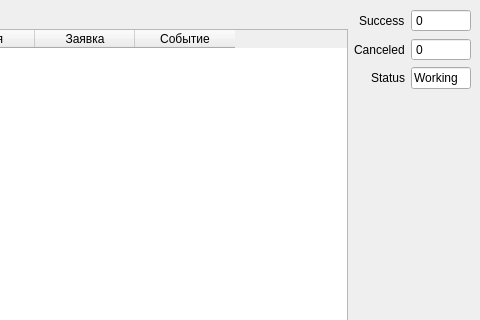
First picture: the form in src/MainWindow/mainWindow.ui, repository Hryapusek/aps-qt, before the edit; both pictures show x 910 to 1390 and y 0 to 320 of the 1390 by 695 pixel window.
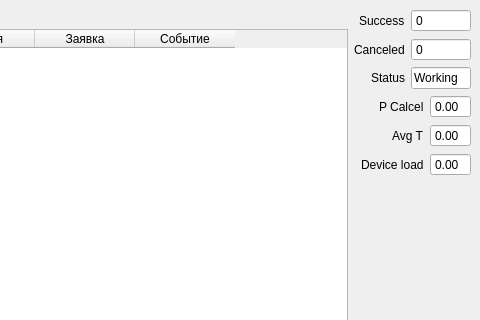
Second picture: the form after the edit.

The edit to the form file:
```diff
--- a/src/MainWindow/mainWindow.ui
+++ b/src/MainWindow/mainWindow.ui
@@ -265,6 +265,108 @@
             </item>
            </layout>
           </item>
+          <item>
+           <layout class="QHBoxLayout" name="horizontalLayout_10">
+            <item>
+             <spacer name="horizontalSpacer_8">
+              <property name="orientation">
+               <enum>Qt::Horizontal</enum>
+              </property>
+              <property name="sizeHint" stdset="0">
+               <size>
+                <width>0</width>
+                <height>20</height>
+               </size>
+              </property>
+             </spacer>
+            </item>
+            <item>
+             <widget class="QLabel" name="label_9">
+              <property name="text">
+               <string>P Calcel</string>
+              </property>
+             </widget>
+            </item>
+            <item>
+             <widget class="QDoubleSpinBox" name="calcelProbSpin">
+              <property name="readOnly">
+               <bool>true</bool>
+              </property>
+              <property name="buttonSymbols">
+               <enum>QAbstractSpinBox::NoButtons</enum>
+              </property>
+             </widget>
+            </item>
+           </layout>
+          </item>
+          <item>
+           <layout class="QHBoxLayout" name="horizontalLayout_17">
+            <item>
+             <spacer name="horizontalSpacer_16">
+              <property name="orientation">
+               <enum>Qt::Horizontal</enum>
+              </property>
+              <property name="sizeHint" stdset="0">
+               <size>
+                <width>0</width>
+                <height>20</height>
+               </size>
+              </property>
+             </spacer>
+            </item>
+            <item>
+             <widget class="QLabel" name="label_17">
+              <property name="text">
+               <string>Avg T</string>
+              </property>
+             </widget>
+            </item>
+            <item>
+             <widget class="QDoubleSpinBox" name="avgTimeSpin">
+              <property name="readOnly">
+               <bool>true</bool>
+              </property>
+              <property name="buttonSymbols">
+               <enum>QAbstractSpinBox::NoButtons</enum>
+              </property>
+             </widget>
+            </item>
+           </layout>
+          </item>
+          <item>
+           <layout class="QHBoxLayout" name="horizontalLayout_23">
+            <item>
+             <spacer name="horizontalSpacer_22">
+              <property name="orientation">
+               <enum>Qt::Horizontal</enum>
+              </property>
+              <property name="sizeHint" stdset="0">
+               <size>
+                <width>0</width>
+                <height>20</height>
+               </size>
+              </property>
+             </spacer>
+            </item>
+            <item>
+             <widget class="QLabel" name="label_23">
+              <property name="text">
+               <string>Device load</string>
+              </property>
+             </widget>
+            </item>
+            <item>
+             <widget class="QDoubleSpinBox" name="deviceLoadSpin">
+              <property name="readOnly">
+               <bool>true</bool>
+              </property>
+              <property name="buttonSymbols">
+               <enum>QAbstractSpinBox::NoButtons</enum>
+              </property>
+             </widget>
+            </item>
+           </layout>
+          </item>
           <item>
            <spacer name="verticalSpacer">
             <property name="orientation">
```
